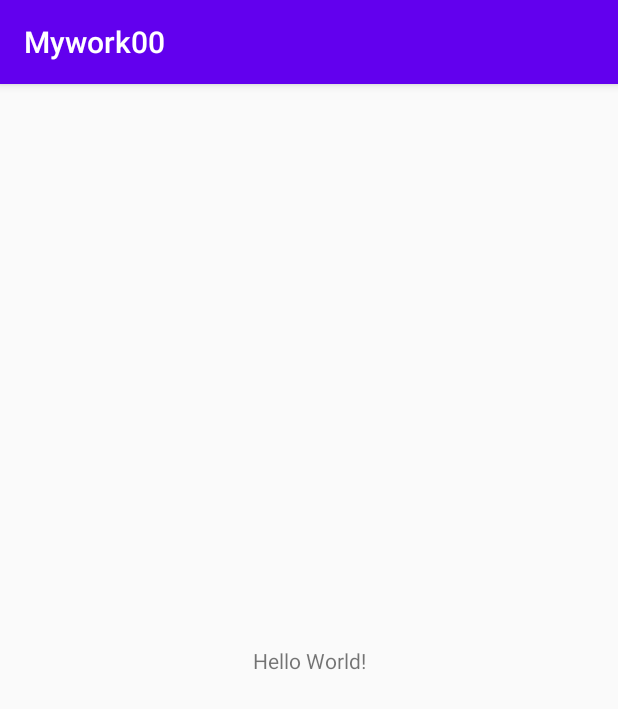
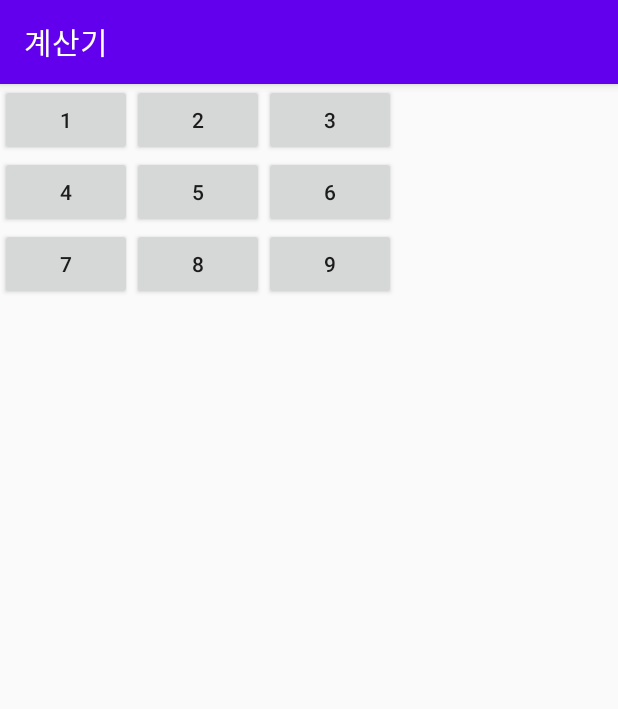
Before and after one commit to leeseojune53/TIL, an Android app: the screen it shows after launch (MainActivity), on a phone screen of 412 x 824 dp. Shown: the top 709 px of the screen. Run offline under Robolectric (Android 15) with nearby library versions, the phone set to English and light mode, and no system bars.

Commit message:
2020/09/22

```diff
--- a/Android/MyWork00/app/src/main/AndroidManifest.xml
+++ b/Android/MyWork00/app/src/main/AndroidManifest.xml
@@ -4,7 +4,7 @@
 
     <application
         android:allowBackup="true"
-        android:icon="@mipmap/ic_launcher"
+        android:icon="@drawable/icon"
         android:label="@string/app_name"
         android:roundIcon="@mipmap/ic_launcher_round"
         android:supportsRtl="true"
--- a/Android/MyWork00/app/src/main/res/layout/activity_main.xml
+++ b/Android/MyWork00/app/src/main/res/layout/activity_main.xml
@@ -1,18 +1,89 @@
 <?xml version="1.0" encoding="utf-8"?>
-<androidx.constraintlayout.widget.ConstraintLayout xmlns:android="http://schemas.android.com/apk/res/android"
+<LinearLayout
+    xmlns:android="http://schemas.android.com/apk/res/android"
     xmlns:app="http://schemas.android.com/apk/res-auto"
     xmlns:tools="http://schemas.android.com/tools"
     android:layout_width="match_parent"
     android:layout_height="match_parent"
+    android:orientation="vertical"
     tools:context=".MainActivity">
 
-    <TextView
+    <LinearLayout
         android:layout_width="wrap_content"
         android:layout_height="wrap_content"
-        android:text="Hello World!"
-        app:layout_constraintBottom_toBottomOf="parent"
-        app:layout_constraintLeft_toLeftOf="parent"
-        app:layout_constraintRight_toRightOf="parent"
-        app:layout_constraintTop_toTopOf="parent" />
+        android:orientation="horizontal">
 
-</androidx.constraintlayout.widget.ConstraintLayout>
+
+        <Button
+            android:id="@+id/one"
+            android:layout_width="wrap_content"
+            android:layout_height="wrap_content"
+            android:text="1"
+
+
+            />
+
+        <Button
+            android:id="@+id/two"
+            android:layout_width="wrap_content"
+            android:layout_height="wrap_content"
+            android:text="2" />
+
+        <Button
+            android:id="@+id/three"
+            android:layout_width="wrap_content"
+            android:layout_height="wrap_content"
+            android:text="3" />
+    </LinearLayout>
+    <LinearLayout
+        android:layout_width="wrap_content"
+        android:layout_height="wrap_content"
+        android:orientation="horizontal" >
+
+
+        <Button
+            android:id="@+id/four"
+            android:layout_width="wrap_content"
+            android:layout_height="wrap_content"
+            android:text="4"
+            />
+        <Button
+            android:id="@+id/five"
+            android:layout_width="wrap_content"
+            android:layout_height="wrap_content"
+            android:text="5"
+            />
+        <Button
+            android:id="@+id/six"
+            android:layout_width="wrap_content"
+            android:layout_height="wrap_content"
+            android:text="6"
+            />
+    </LinearLayout>
+    <LinearLayout
+        android:layout_width="wrap_content"
+        android:layout_height="wrap_content"
+        android:orientation="horizontal" >
+
+
+        <Button
+            android:id="@+id/seven"
+            android:layout_width="wrap_content"
+            android:layout_height="wrap_content"
+            android:text="7"
+            />
+        <Button
+            android:id="@+id/eight"
+            android:layout_width="wrap_content"
+            android:layout_height="wrap_content"
+            android:text="8"
+            />
+        <Button
+            android:id="@+id/nine"
+            android:layout_width="wrap_content"
+            android:layout_height="wrap_content"
+            android:text="9"
+            />
+    </LinearLayout>
+
+    </LinearLayout>
--- a/Android/MyWork00/app/src/main/res/values/strings.xml
+++ b/Android/MyWork00/app/src/main/res/values/strings.xml
@@ -1,3 +1,3 @@
 <resources>
-    <string name="app_name">Mywork00</string>
+    <string name="app_name">계산기</string>
 </resources>
--- a/Android/MyWork00/app/src/main/res/values/styles.xml
+++ b/Android/MyWork00/app/src/main/res/values/styles.xml
@@ -1,6 +1,6 @@
 <resources>
     <!-- Base application theme. -->
-    <style name="AppTheme" parent="Theme.AppCompat.Light.DarkActionBar">
+    <style name="AppTheme" parent="Base.Theme.AppCompat.Light.DarkActionBar">
         <!-- Customize your theme here. -->
         <item name="colorPrimary">@color/colorPrimary</item>
         <item name="colorPrimaryDark">@color/colorPrimaryDark</item>
```
Also changed, not shown: Android/MyWork00/app/src/main/res/drawable/icon.png (added).
